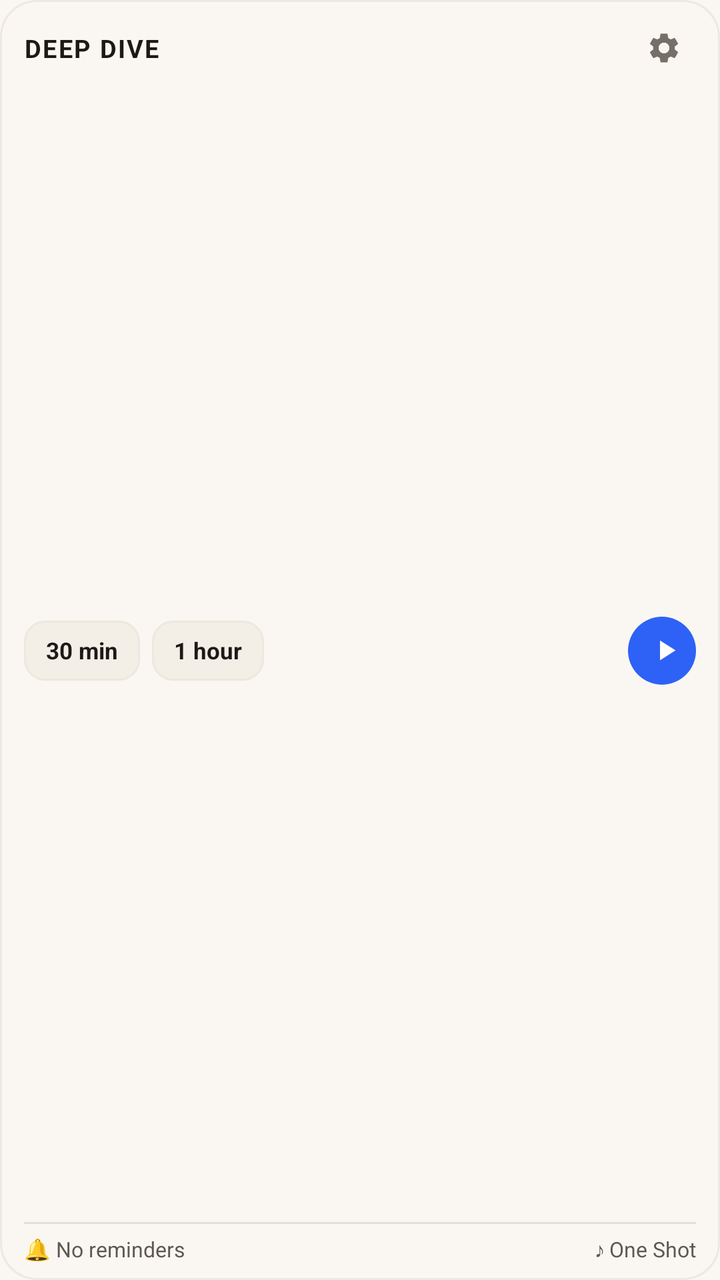
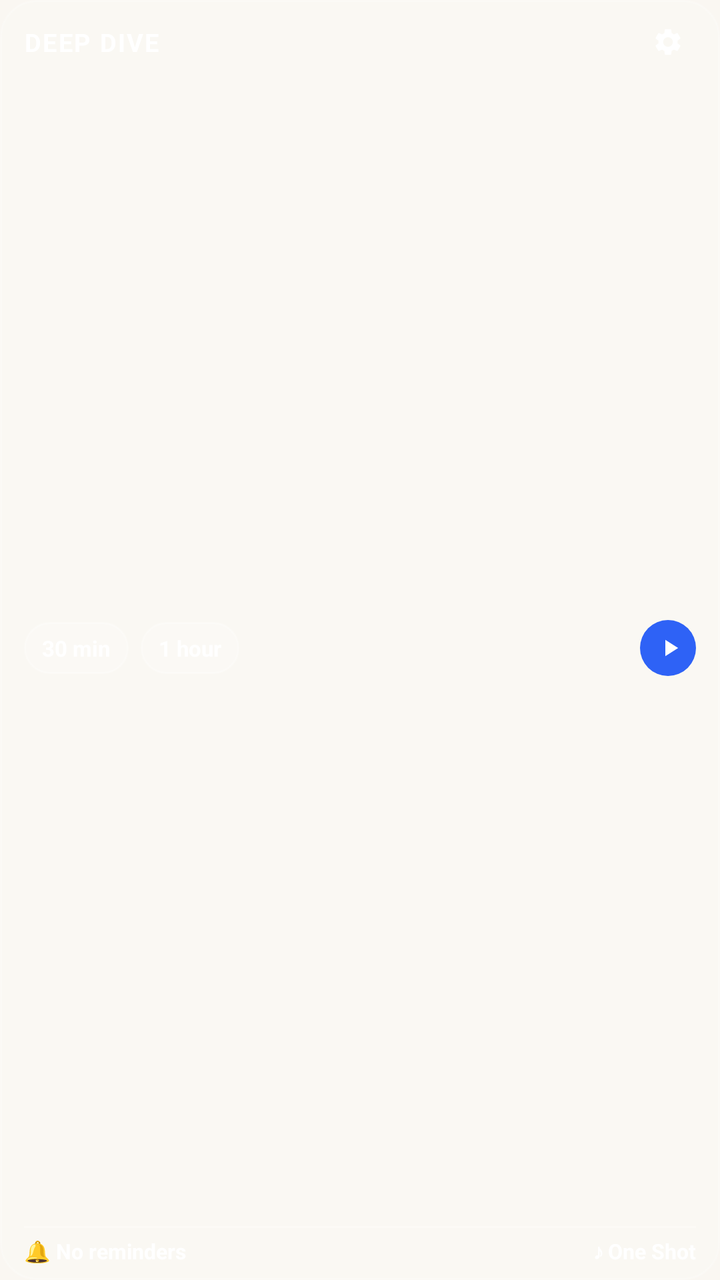

The first picture is an Android layout as it rendered before a commit; the second is the same layout after the commit. The layout source and the unified diff follow.
<!-- AndroidManifest.xml: application theme Theme.GentleNudge -->
<!-- res/layout/widget_deep_dive_short.xml -->
<?xml version="1.0" encoding="utf-8"?>
<FrameLayout xmlns:android="http://schemas.android.com/apk/res/android"
    android:id="@+id/widget_deep_dive_root"
    android:layout_width="match_parent"
    android:layout_height="match_parent"
    android:background="@drawable/bg_widget_deep_dive_card"
    android:paddingLeft="12dp"
    android:paddingRight="12dp"
    android:paddingTop="8dp"
    android:paddingBottom="8dp">

    
    
    
    <LinearLayout
        android:id="@+id/widget_deep_dive_idle_container"
        android:layout_width="match_parent"
        android:layout_height="match_parent"
        android:orientation="vertical"
        android:visibility="visible">

        
        <LinearLayout
            android:layout_width="match_parent"
            android:layout_height="wrap_content"
            android:gravity="center_vertical"
            android:orientation="horizontal">

            <TextView
                android:id="@+id/widget_deep_dive_title"
                android:layout_width="0dp"
                android:layout_height="wrap_content"
                android:layout_weight="1"
                android:text="DEEP DIVE"
                android:textColor="#1C1A17"
                android:textSize="12.5sp"
                android:textStyle="bold"
                android:letterSpacing="0.06" />

            
            <FrameLayout
                android:id="@+id/widget_idle_btn_config"
                android:layout_width="32dp"
                android:layout_height="32dp">

                <ImageView
                    android:layout_width="18dp"
                    android:layout_height="18dp"
                    android:layout_gravity="center"
                    android:src="@drawable/ic_widget_settings"
                    android:contentDescription="Deep Dive Settings" />
            </FrameLayout>
        </LinearLayout>

        
        <FrameLayout
            android:layout_width="match_parent"
            android:layout_height="0dp"
            android:layout_weight="1" />

        
        <LinearLayout
            android:layout_width="match_parent"
            android:layout_height="wrap_content"
            android:gravity="center_vertical"
            android:orientation="horizontal">

            <TextView
                android:id="@+id/widget_btn_30min"
                android:layout_width="wrap_content"
                android:layout_height="30dp"
                android:background="@drawable/bg_widget_pill_button"
                android:gravity="center"
                android:paddingLeft="11dp"
                android:paddingRight="11dp"
                android:text="30 min"
                android:textColor="#1C1A17"
                android:textSize="11.5sp"
                android:textStyle="bold" />

            <TextView
                android:id="@+id/widget_btn_1hour"
                android:layout_width="wrap_content"
                android:layout_height="30dp"
                android:layout_marginLeft="6dp"
                android:background="@drawable/bg_widget_pill_button"
                android:gravity="center"
                android:paddingLeft="11dp"
                android:paddingRight="11dp"
                android:text="1 hour"
                android:textColor="#1C1A17"
                android:textSize="11.5sp"
                android:textStyle="bold" />

            <FrameLayout
                android:layout_width="0dp"
                android:layout_height="1dp"
                android:layout_weight="1" />

            
            <FrameLayout
                android:id="@+id/widget_btn_quick_play"
                android:layout_width="34dp"
                android:layout_height="34dp"
                android:background="@drawable/bg_widget_circle_blue">

                <ImageView
                    android:layout_width="17dp"
                    android:layout_height="17dp"
                    android:layout_gravity="center"
                    android:layout_marginLeft="2dp"
                    android:src="@drawable/ic_widget_play"
                    android:contentDescription="Start Deep Dive" />
            </FrameLayout>
        </LinearLayout>

        
        <FrameLayout
            android:layout_width="match_parent"
            android:layout_height="0dp"
            android:layout_weight="1" />

        
        <FrameLayout
            android:layout_width="match_parent"
            android:layout_height="1dp"
            android:layout_marginBottom="5dp"
            android:background="@drawable/bg_widget_divider" />

        
        <LinearLayout
            android:layout_width="match_parent"
            android:layout_height="wrap_content"
            android:gravity="center_vertical"
            android:orientation="horizontal">

            <TextView
                android:id="@+id/widget_idle_reminders_text"
                android:layout_width="wrap_content"
                android:layout_height="wrap_content"
                android:gravity="center_vertical"
                android:paddingRight="6dp"
                android:text="🔔 No reminders"
                android:textColor="#5E5850"
                android:textSize="10.5sp"
                android:maxLines="1"
                android:ellipsize="end" />

            <FrameLayout
                android:layout_width="0dp"
                android:layout_height="1dp"
                android:layout_weight="1" />

            <TextView
                android:id="@+id/widget_idle_sound_text"
                android:layout_width="wrap_content"
                android:layout_height="wrap_content"
                android:gravity="center_vertical"
                android:paddingLeft="6dp"
                android:text="♪ One Shot"
                android:textColor="#5E5850"
                android:textSize="10.5sp"
                android:maxLines="1"
                android:ellipsize="end" />
        </LinearLayout>
    </LinearLayout>

    
    
    
    <LinearLayout
        android:id="@+id/widget_deep_dive_active_container"
        android:layout_width="match_parent"
        android:layout_height="match_parent"
        android:orientation="vertical"
        android:visibility="gone">

        
        <LinearLayout
            android:layout_width="match_parent"
            android:layout_height="wrap_content"
            android:gravity="center_vertical"
            android:orientation="horizontal">

            <LinearLayout
                android:layout_width="0dp"
                android:layout_height="wrap_content"
                android:layout_weight="1"
                android:gravity="center_vertical"
                android:orientation="horizontal">

                <TextView
                    android:layout_width="wrap_content"
                    android:layout_height="wrap_content"
                    android:text="DEEP DIVE"
                    android:textColor="#1C1A17"
                    android:textSize="12.5sp"
                    android:textStyle="bold"
                    android:letterSpacing="0.06" />

                <TextView
                    android:id="@+id/widget_active_badge"
                    android:layout_width="wrap_content"
                    android:layout_height="wrap_content"
                    android:layout_marginLeft="6dp"
                    android:background="@drawable/bg_widget_active_badge"
                    android:paddingLeft="5dp"
                    android:paddingRight="5dp"
                    android:paddingTop="1dp"
                    android:paddingBottom="1dp"
                    android:text="Active"
                    android:textColor="#FFFFFF"
                    android:textSize="9.5sp"
                    android:textStyle="bold" />
            </LinearLayout>

            
            <FrameLayout
                android:id="@+id/widget_active_btn_config"
                android:layout_width="32dp"
                android:layout_height="32dp">

                <ImageView
                    android:layout_width="18dp"
                    android:layout_height="18dp"
                    android:layout_gravity="center"
                    android:src="@drawable/ic_widget_settings"
                    android:contentDescription="Deep Dive Settings" />
            </FrameLayout>
        </LinearLayout>

        
        <FrameLayout
            android:layout_width="match_parent"
            android:layout_height="0dp"
            android:layout_weight="1" />

        
        <LinearLayout
            android:layout_width="match_parent"
            android:layout_height="wrap_content"
            android:gravity="center_vertical"
            android:orientation="horizontal">

            <LinearLayout
                android:layout_width="0dp"
                android:layout_height="wrap_content"
                android:layout_weight="1"
                android:orientation="vertical">

                <Chronometer
                    android:id="@+id/widget_active_chronometer"
                    android:layout_width="wrap_content"
                    android:layout_height="wrap_content"
                    android:textColor="#2E62F6"
                    android:textSize="19sp"
                    android:textStyle="bold" />

                <TextView
                    android:id="@+id/widget_active_end_time"
                    android:layout_width="wrap_content"
                    android:layout_height="wrap_content"
                    android:layout_marginTop="1dp"
                    android:text="Ends at --:--"
                    android:textColor="#756F67"
                    android:textSize="10.5sp"
                    android:maxLines="1"
                    android:ellipsize="end" />
            </LinearLayout>

            
            <FrameLayout
                android:id="@+id/widget_btn_stop"
                android:layout_width="34dp"
                android:layout_height="34dp"
                android:background="@drawable/bg_widget_circle_blue">

                <ImageView
                    android:layout_width="16dp"
                    android:layout_height="16dp"
                    android:layout_gravity="center"
                    android:src="@drawable/ic_widget_stop"
                    android:contentDescription="Stop Deep Dive" />
            </FrameLayout>
        </LinearLayout>

        
        <FrameLayout
            android:layout_width="match_parent"
            android:layout_height="0dp"
            android:layout_weight="1" />

        
        <FrameLayout
            android:layout_width="match_parent"
            android:layout_height="1dp"
            android:layout_marginBottom="5dp"
            android:background="@drawable/bg_widget_divider" />

        
        <LinearLayout
            android:layout_width="match_parent"
            android:layout_height="wrap_content"
            android:gravity="center_vertical"
            android:orientation="horizontal">

            <TextView
                android:id="@+id/widget_active_reminders_text"
                android:layout_width="wrap_content"
                android:layout_height="wrap_content"
                android:gravity="center_vertical"
                android:paddingRight="6dp"
                android:text="🔔 No reminders"
                android:textColor="#5E5850"
                android:textSize="10.5sp"
                android:maxLines="1"
                android:ellipsize="end" />

            <FrameLayout
                android:layout_width="0dp"
                android:layout_height="1dp"
                android:layout_weight="1" />

            <TextView
                android:id="@+id/widget_active_sound_text"
                android:layout_width="wrap_content"
                android:layout_height="wrap_content"
                android:gravity="center_vertical"
                android:paddingLeft="6dp"
                android:text="♪ One Shot"
                android:textColor="#5E5850"
                android:textSize="10.5sp"
                android:maxLines="1"
                android:ellipsize="end" />
        </LinearLayout>
    </LinearLayout>
</FrameLayout>
<!-- resources referenced by this layout -->
<resources>
  <!-- drawable bg_widget_active_badge (drawable) -->
  <?xml version="1.0" encoding="utf-8"?>
  <shape xmlns:android="http://schemas.android.com/apk/res/android"
      android:shape="rectangle">
      <solid android:color="#2E62F6" />
      <corners android:radius="6dp" />
  </shape>
  <!-- drawable bg_widget_circle_blue (drawable) -->
  <?xml version="1.0" encoding="utf-8"?>
  <shape xmlns:android="http://schemas.android.com/apk/res/android"
      android:shape="oval">
      <solid android:color="#2E62F6" />
  </shape>
  <!-- drawable bg_widget_deep_dive_card (drawable) -->
  <?xml version="1.0" encoding="utf-8"?>
  <shape xmlns:android="http://schemas.android.com/apk/res/android"
      android:shape="rectangle">
      <solid android:color="#FAF7F2" />
      <corners android:radius="18dp" />
      <stroke
          android:width="1dp"
          android:color="#EDE8DF" />
  </shape>
  <!-- drawable bg_widget_divider (drawable) -->
  <?xml version="1.0" encoding="utf-8"?>
  <shape xmlns:android="http://schemas.android.com/apk/res/android"
      android:shape="rectangle">
      <solid android:color="#E2DFD8" />
  </shape>
  <!-- drawable bg_widget_pill_button (drawable) -->
  <?xml version="1.0" encoding="utf-8"?>
  <shape xmlns:android="http://schemas.android.com/apk/res/android"
      android:shape="rectangle">
      <solid android:color="#F4EFE6" />
      <corners android:radius="10dp" />
      <stroke
          android:width="1dp"
          android:color="#EDE8DF" />
  </shape>
  <!-- drawable ic_widget_play (drawable) -->
  <vector xmlns:android="http://schemas.android.com/apk/res/android"
      android:width="20dp"
      android:height="20dp"
      android:viewportWidth="24"
      android:viewportHeight="24">
      <path
          android:fillColor="#FFFFFFFF"
          android:pathData="M8,5v14l11,-7z" />
  </vector>
  <!-- drawable ic_widget_settings (drawable) -->
  <vector xmlns:android="http://schemas.android.com/apk/res/android"
      android:width="20dp"
      android:height="20dp"
      android:viewportWidth="24"
      android:viewportHeight="24">
      <path
          android:fillColor="#756F67"
          android:pathData="M19.14,12.94c0.04,-0.3 0.06,-0.61 0.06,-0.94c0,-0.32 -0.02,-0.64 -0.07,-0.94l2.03,-1.58c0.18,-0.14 0.23,-0.41 0.12,-0.61l-1.92,-3.32c-0.12,-0.22 -0.37,-0.29 -0.59,-0.22l-2.39,0.96c-0.5,-0.38 -1.03,-0.7 -1.62,-0.94L14.4,2.81c-0.04,-0.24 -0.24,-0.41 -0.48,-0.41h-3.84c-0.24,0 -0.43,0.17 -0.47,0.41L9.25,5.35C8.66,5.59 8.12,5.92 7.63,6.29L5.24,5.33c-0.22,-0.08 -0.47,0 -0.59,0.22L2.74,8.87C2.62,9.08 2.66,9.34 2.86,9.48l2.03,1.58C4.84,11.36 4.8,11.69 4.8,12s0.02,0.64 0.07,0.94l-2.03,1.58c-0.18,0.14 -0.23,0.41 -0.12,0.61l1.92,3.32c0.12,0.22 0.37,0.29 0.59,0.22l2.39,-0.96c0.5,0.38 1.03,0.7 1.62,0.94l0.36,2.54c0.05,0.24 0.24,0.41 0.48,0.41h3.84c0.24,0 0.44,-0.17 0.47,-0.41l0.36,-2.54c0.59,-0.24 1.13,-0.56 1.62,-0.94l2.39,0.96c0.22,0.08 0.47,0 0.59,-0.22l1.92,-3.32c0.12,-0.22 0.07,-0.47 -0.12,-0.61L19.14,12.94zM12,15.6c-1.98,0 -3.6,-1.62 -3.6,-3.6s1.62,-3.6 3.6,-3.6s3.6,1.62 3.6,3.6S13.98,15.6 12,15.6z" />
  </vector>
  <!-- drawable ic_widget_stop (drawable) -->
  <vector xmlns:android="http://schemas.android.com/apk/res/android"
      android:width="20dp"
      android:height="20dp"
      android:viewportWidth="24"
      android:viewportHeight="24">
      <path
          android:fillColor="#FFFFFFFF"
          android:pathData="M6,6h12v12H6z" />
  </vector>
  <style name="Theme.GentleNudge" parent="android:Theme.Material.Light.NoActionBar">
          <item name="android:windowBackground">#FAF7F2</item>
          <item name="android:statusBarColor">@android:color/transparent</item>
          <item name="android:navigationBarColor">@android:color/transparent</item>
      </style>
</resources>

<!-- the commit's change to res/layout/widget_deep_dive_short.xml (unified diff, before → after) -->
@@ -6,8 +6,8 @@
     android:background="@drawable/bg_widget_deep_dive_card"
     android:paddingLeft="12dp"
     android:paddingRight="12dp"
-    android:paddingTop="8dp"
-    android:paddingBottom="8dp">
+    android:paddingTop="7dp"
+    android:paddingBottom="7dp">
 
     
     
@@ -32,20 +32,22 @@
                 android:layout_height="wrap_content"
                 android:layout_weight="1"
                 android:text="DEEP DIVE"
-                android:textColor="#1C1A17"
+                android:textColor="#FFFFFF"
                 android:textSize="12.5sp"
                 android:textStyle="bold"
-                android:letterSpacing="0.06" />
+                android:letterSpacing="0.06"
+                android:maxLines="1"
+                android:ellipsize="end" />
 
             
             <FrameLayout
                 android:id="@+id/widget_idle_btn_config"
-                android:layout_width="32dp"
-                android:layout_height="32dp">
+                android:layout_width="28dp"
+                android:layout_height="28dp">
 
                 <ImageView
-                    android:layout_width="18dp"
-                    android:layout_height="18dp"
+                    android:layout_width="16dp"
+                    android:layout_height="16dp"
                     android:layout_gravity="center"
                     android:src="@drawable/ic_widget_settings"
                     android:contentDescription="Deep Dive Settings" />
@@ -68,28 +70,28 @@
             <TextView
                 android:id="@+id/widget_btn_30min"
                 android:layout_width="wrap_content"
-                android:layout_height="30dp"
+                android:layout_height="26dp"
                 android:background="@drawable/bg_widget_pill_button"
                 android:gravity="center"
-                android:paddingLeft="11dp"
-                android:paddingRight="11dp"
+                android:paddingLeft="9dp"
+                android:paddingRight="9dp"
                 android:text="30 min"
-                android:textColor="#1C1A17"
-                android:textSize="11.5sp"
+                android:textColor="#FFFFFF"
+                android:textSize="11sp"
                 android:textStyle="bold" />
 
             <TextView
                 android:id="@+id/widget_btn_1hour"
                 android:layout_width="wrap_content"
-                android:layout_height="30dp"
+                android:layout_height="26dp"
                 android:layout_marginLeft="6dp"
                 android:background="@drawable/bg_widget_pill_button"
                 android:gravity="center"
-                android:paddingLeft="11dp"
-                android:paddingRight="11dp"
+                android:paddingLeft="9dp"
+                android:paddingRight="9dp"
                 android:text="1 hour"
-                android:textColor="#1C1A17"
-                android:textSize="11.5sp"
+                android:textColor="#FFFFFF"
+                android:textSize="11sp"
                 android:textStyle="bold" />
 
             <FrameLayout
@@ -100,15 +102,15 @@
             
             <FrameLayout
                 android:id="@+id/widget_btn_quick_play"
-                android:layout_width="34dp"
-                android:layout_height="34dp"
+                android:layout_width="28dp"
+                android:layout_height="28dp"
                 android:background="@drawable/bg_widget_circle_blue">
 
                 <ImageView
-                    android:layout_width="17dp"
-                    android:layout_height="17dp"
+                    android:layout_width="14dp"
+                    android:layout_height="14dp"
                     android:layout_gravity="center"
-                    android:layout_marginLeft="2dp"
+                    android:layout_marginLeft="1dp"
                     android:src="@drawable/ic_widget_play"
                     android:contentDescription="Start Deep Dive" />
             </FrameLayout>
@@ -124,7 +126,7 @@
         <FrameLayout
             android:layout_width="match_parent"
             android:layout_height="1dp"
-            android:layout_marginBottom="5dp"
+            android:layout_marginBottom="4dp"
             android:background="@drawable/bg_widget_divider" />
 
         
@@ -136,29 +138,27 @@
 
             <TextView
                 android:id="@+id/widget_idle_reminders_text"
-                android:layout_width="wrap_content"
-                android:layout_height="wrap_content"
-                android:gravity="center_vertical"
-                android:paddingRight="6dp"
+                android:layout_width="0dp"
+                android:layout_height="wrap_content"
+                android:layout_weight="1"
+                android:gravity="center_vertical|start"
+                android:paddingRight="4dp"
                 android:text="🔔 No reminders"
-                android:textColor="#5E5850"
+                android:textColor="#FFFFFF"
+                android:textStyle="bold"
                 android:textSize="10.5sp"
                 android:maxLines="1"
                 android:ellipsize="end" />
-
-            <FrameLayout
-                android:layout_width="0dp"
-                android:layout_height="1dp"
-                android:layout_weight="1" />
 
             <TextView
                 android:id="@+id/widget_idle_sound_text"
                 android:layout_width="wrap_content"
                 android:layout_height="wrap_content"
-                android:gravity="center_vertical"
-                android:paddingLeft="6dp"
+                android:gravity="center_vertical|end"
+                android:paddingLeft="4dp"
                 android:text="♪ One Shot"
-                android:textColor="#5E5850"
+                android:textColor="#FFFFFF"
+                android:textStyle="bold"
                 android:textSize="10.5sp"
                 android:maxLines="1"
                 android:ellipsize="end" />
@@ -193,10 +193,12 @@
                     android:layout_width="wrap_content"
                     android:layout_height="wrap_content"
                     android:text="DEEP DIVE"
-                    android:textColor="#1C1A17"
+                    android:textColor="#FFFFFF"
                     android:textSize="12.5sp"
                     android:textStyle="bold"
-                    android:letterSpacing="0.06" />
+                    android:letterSpacing="0.06"
+                    android:maxLines="1"
+                    android:ellipsize="end" />
 
                 <TextView
                     android:id="@+id/widget_active_badge"
@@ -217,12 +219,12 @@
             
             <FrameLayout
                 android:id="@+id/widget_active_btn_config"
-                android:layout_width="32dp"
-                android:layout_height="32dp">
+                android:layout_width="28dp"
+                android:layout_height="28dp">
 
                 <ImageView
-                    android:layout_width="18dp"
-                    android:layout_height="18dp"
+                    android:layout_width="16dp"
+                    android:layout_height="16dp"
                     android:layout_gravity="center"
                     android:src="@drawable/ic_widget_settings"
                     android:contentDescription="Deep Dive Settings" />
@@ -253,16 +255,15 @@
                     android:layout_width="wrap_content"
                     android:layout_height="wrap_content"
                     android:textColor="#2E62F6"
-                    android:textSize="19sp"
+                    android:textSize="18sp"
                     android:textStyle="bold" />
 
                 <TextView
                     android:id="@+id/widget_active_end_time"
                     android:layout_width="wrap_content"
                     android:layout_height="wrap_content"
-                    android:layout_marginTop="1dp"
                     android:text="Ends at --:--"
-                    android:textColor="#756F67"
+                    android:textColor="#F0EDE8"
                     android:textSize="10.5sp"
                     android:maxLines="1"
                     android:ellipsize="end" />
@@ -271,13 +272,13 @@
             
             <FrameLayout
                 android:id="@+id/widget_btn_stop"
-                android:layout_width="34dp"
-                android:layout_height="34dp"
+                android:layout_width="32dp"
+                android:layout_height="32dp"
                 android:background="@drawable/bg_widget_circle_blue">
 
                 <ImageView
-                    android:layout_width="16dp"
-                    android:layout_height="16dp"
+                    android:layout_width="15dp"
+                    android:layout_height="15dp"
                     android:layout_gravity="center"
                     android:src="@drawable/ic_widget_stop"
                     android:contentDescription="Stop Deep Dive" />
@@ -294,7 +295,7 @@
         <FrameLayout
             android:layout_width="match_parent"
             android:layout_height="1dp"
-            android:layout_marginBottom="5dp"
+            android:layout_marginBottom="4dp"
             android:background="@drawable/bg_widget_divider" />
 
         
@@ -306,29 +307,27 @@
 
             <TextView
                 android:id="@+id/widget_active_reminders_text"
-                android:layout_width="wrap_content"
-                android:layout_height="wrap_content"
-                android:gravity="center_vertical"
-                android:paddingRight="6dp"
+                android:layout_width="0dp"
+                android:layout_height="wrap_content"
+                android:layout_weight="1"
+                android:gravity="center_vertical|start"
+                android:paddingRight="4dp"
                 android:text="🔔 No reminders"
-                android:textColor="#5E5850"
+                android:textColor="#FFFFFF"
+                android:textStyle="bold"
                 android:textSize="10.5sp"
                 android:maxLines="1"
                 android:ellipsize="end" />
-
-            <FrameLayout
-                android:layout_width="0dp"
-                android:layout_height="1dp"
-                android:layout_weight="1" />
 
             <TextView
                 android:id="@+id/widget_active_sound_text"
                 android:layout_width="wrap_content"
                 android:layout_height="wrap_content"
-                android:gravity="center_vertical"
-                android:paddingLeft="6dp"
+                android:gravity="center_vertical|end"
+                android:paddingLeft="4dp"
                 android:text="♪ One Shot"
-                android:textColor="#5E5850"
+                android:textColor="#FFFFFF"
+                android:textStyle="bold"
                 android:textSize="10.5sp"
                 android:maxLines="1"
                 android:ellipsize="end" />
<!-- resource entries referenced after the edit -->
@@ -17,27 +17,27 @@
   <?xml version="1.0" encoding="utf-8"?>
   <shape xmlns:android="http://schemas.android.com/apk/res/android"
       android:shape="rectangle">
-      <solid android:color="#FAF7F2" />
+      <solid android:color="#33FAF7F2" />
       <corners android:radius="18dp" />
       <stroke
           android:width="1dp"
-          android:color="#EDE8DF" />
+          android:color="#33FFFFFF" />
   </shape>
   <!-- drawable bg_widget_divider (drawable) -->
   <?xml version="1.0" encoding="utf-8"?>
   <shape xmlns:android="http://schemas.android.com/apk/res/android"
       android:shape="rectangle">
-      <solid android:color="#E2DFD8" />
+      <solid android:color="#40FFFFFF" />
   </shape>
   <!-- drawable bg_widget_pill_button (drawable) -->
   <?xml version="1.0" encoding="utf-8"?>
   <shape xmlns:android="http://schemas.android.com/apk/res/android"
       android:shape="rectangle">
-      <solid android:color="#F4EFE6" />
-      <corners android:radius="10dp" />
+      <solid android:color="#26FFFFFF" />
+      <corners android:radius="14dp" />
       <stroke
           android:width="1dp"
-          android:color="#EDE8DF" />
+          android:color="#40FFFFFF" />
   </shape>
   <!-- drawable ic_widget_play (drawable) -->
   <vector xmlns:android="http://schemas.android.com/apk/res/android"
@@ -56,7 +56,7 @@
       android:viewportWidth="24"
       android:viewportHeight="24">
       <path
-          android:fillColor="#756F67"
+          android:fillColor="#FFFFFF"
           android:pathData="M19.14,12.94c0.04,-0.3 0.06,-0.61 0.06,-0.94c0,-0.32 -0.02,-0.64 -0.07,-0.94l2.03,-1.58c0.18,-0.14 0.23,-0.41 0.12,-0.61l-1.92,-3.32c-0.12,-0.22 -0.37,-0.29 -0.59,-0.22l-2.39,0.96c-0.5,-0.38 -1.03,-0.7 -1.62,-0.94L14.4,2.81c-0.04,-0.24 -0.24,-0.41 -0.48,-0.41h-3.84c-0.24,0 -0.43,0.17 -0.47,0.41L9.25,5.35C8.66,5.59 8.12,5.92 7.63,6.29L5.24,5.33c-0.22,-0.08 -0.47,0 -0.59,0.22L2.74,8.87C2.62,9.08 2.66,9.34 2.86,9.48l2.03,1.58C4.84,11.36 4.8,11.69 4.8,12s0.02,0.64 0.07,0.94l-2.03,1.58c-0.18,0.14 -0.23,0.41 -0.12,0.61l1.92,3.32c0.12,0.22 0.37,0.29 0.59,0.22l2.39,-0.96c0.5,0.38 1.03,0.7 1.62,0.94l0.36,2.54c0.05,0.24 0.24,0.41 0.48,0.41h3.84c0.24,0 0.44,-0.17 0.47,-0.41l0.36,-2.54c0.59,-0.24 1.13,-0.56 1.62,-0.94l2.39,0.96c0.22,0.08 0.47,0 0.59,-0.22l1.92,-3.32c0.12,-0.22 0.07,-0.47 -0.12,-0.61L19.14,12.94zM12,15.6c-1.98,0 -3.6,-1.62 -3.6,-3.6s1.62,-3.6 3.6,-3.6s3.6,1.62 3.6,3.6S13.98,15.6 12,15.6z" />
   </vector>
   <!-- drawable ic_widget_stop (drawable) -->
